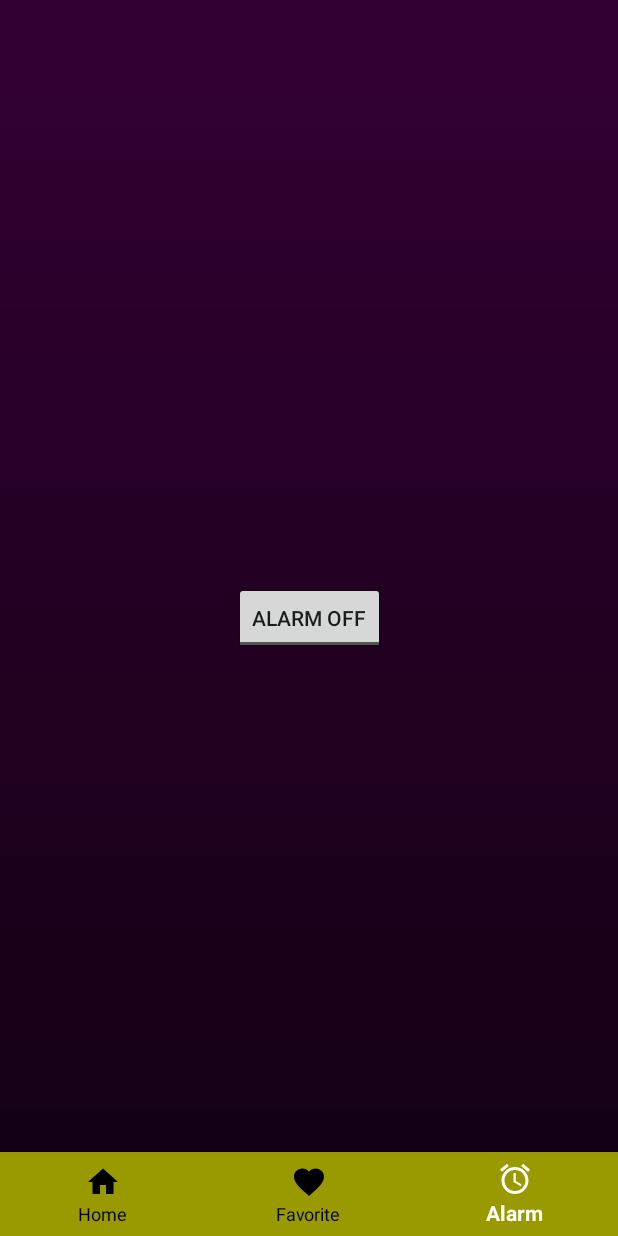
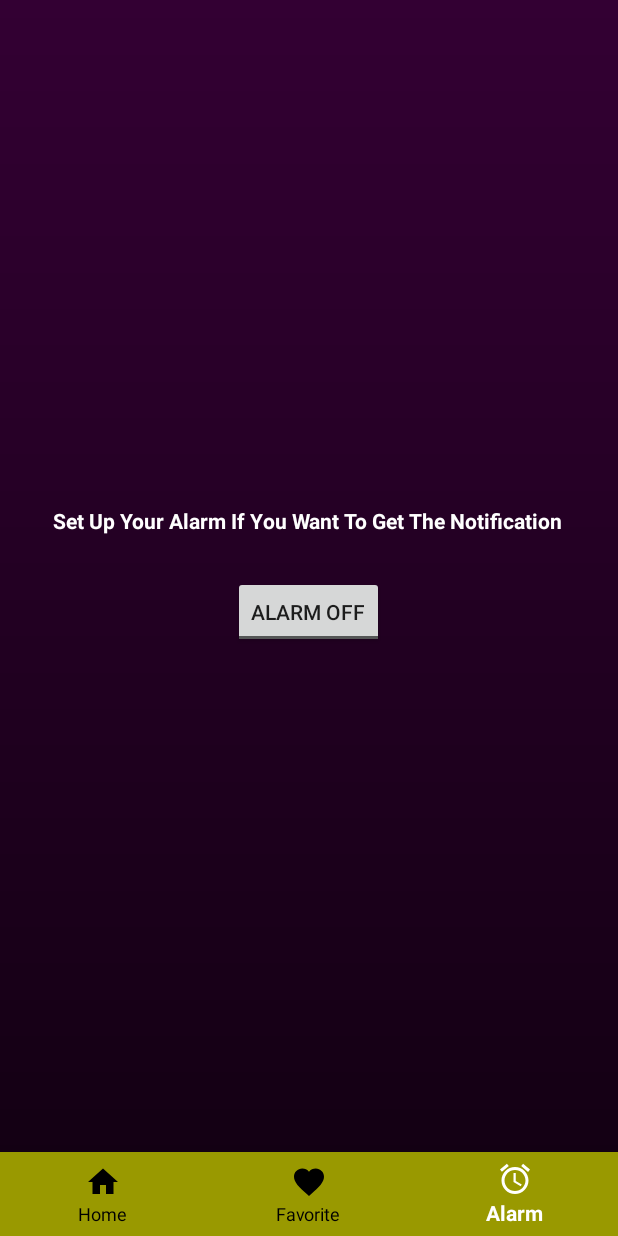
Before and after one commit to flashfour33/PopularMovie, an Android app: the Alarm screen opened directly, with no data from a screen before it, on a phone screen of 412 x 824 dp. Run offline under Robolectric (Android 15) with nearby library versions, the phone set to English and light mode, and no system bars.

Commit message:
Edit Activity Alarm

```diff
--- a/app/src/main/java/com/example/popularmovie/Alarm.java
+++ b/app/src/main/java/com/example/popularmovie/Alarm.java
@@ -76,7 +76,7 @@ public class Alarm extends AppCompatActivity {
                     public void onCheckedChanged(CompoundButton compoundButton, boolean isChecked) {
                         String toastMessage;
                         if (isChecked) {
-                            long repeatInterval = 60*1000;
+                            long repeatInterval = 86400*1000;
                             long triggerTime = SystemClock.elapsedRealtime()
                                     + repeatInterval;
                             // If the Toggle is turned on, set the repeating alarm with
--- a/app/src/main/res/layout/activity_alarm.xml
+++ b/app/src/main/res/layout/activity_alarm.xml
@@ -23,6 +23,20 @@
         android:layout_width="match_parent"
         android:layout_height="match_parent">
 
+        <TextView
+            android:id="@+id/textView"
+            android:layout_width="wrap_content"
+            android:layout_height="wrap_content"
+            android:text="@string/alarm_notif"
+            android:textColor="@color/colorPrimary"
+            android:textStyle="bold"
+            app:layout_constraintBottom_toBottomOf="parent"
+            app:layout_constraintEnd_toEndOf="parent"
+            app:layout_constraintHorizontal_bias="0.492"
+            app:layout_constraintStart_toStartOf="parent"
+            app:layout_constraintTop_toTopOf="parent"
+            app:layout_constraintVertical_bias="0.419" />
+
         <ToggleButton
             android:id="@+id/alarmToggle"
             android:layout_width="wrap_content"
@@ -31,8 +45,11 @@
             android:textOn="@string/alarm_on"
             app:layout_constraintBottom_toBottomOf="parent"
             app:layout_constraintEnd_toEndOf="parent"
+            app:layout_constraintHorizontal_bias="0.498"
             app:layout_constraintStart_toStartOf="parent"
-        app:layout_constraintTop_toTopOf="parent" />
+            app:layout_constraintTop_toBottomOf="@+id/textView"
+            app:layout_constraintVertical_bias="0.065" />
+
 
     </androidx.constraintlayout.widget.ConstraintLayout>
 
--- a/app/src/main/res/values/strings.xml
+++ b/app/src/main/res/values/strings.xml
@@ -9,5 +9,6 @@
     <string name="alarm_off_toast">Movie Alarm Off!</string>
     <string name="notification_title">Dont Forget To Watching The Movie</string>
     <string name="notification_text">You can open your application to know about your favorite movie</string>
+    <string name="alarm_notif">Set Up Your Alarm If You Want To Get The Notification</string>
 
 </resources>
```
Lines whose indentation alone changed are shown as unchanged.
